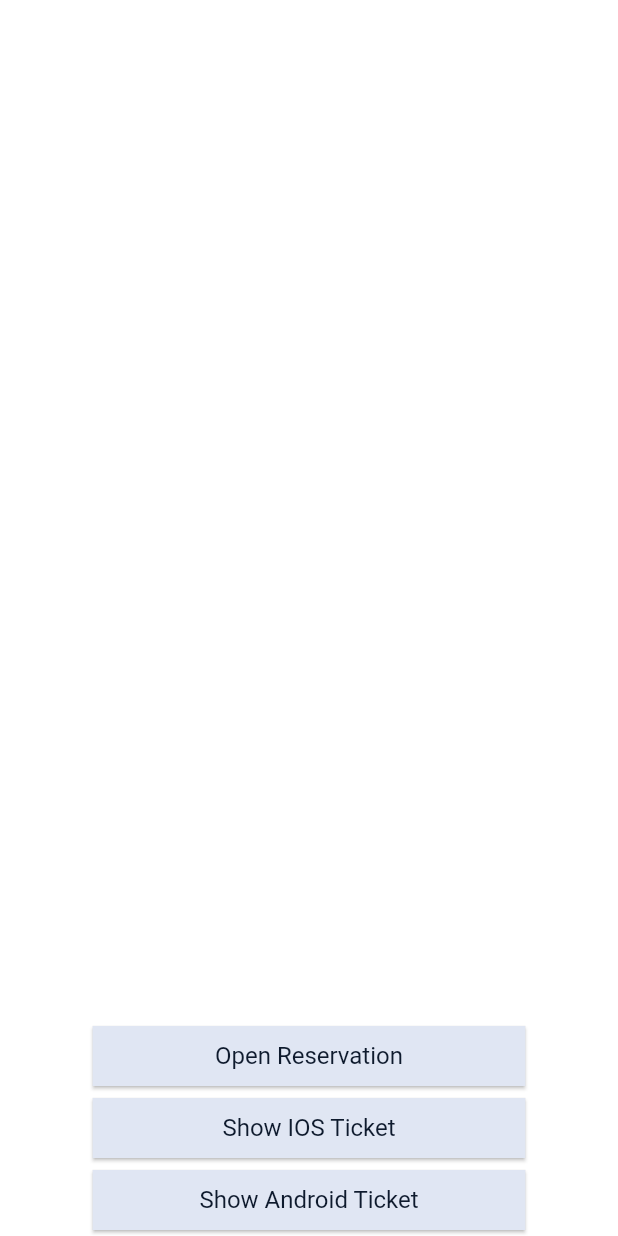
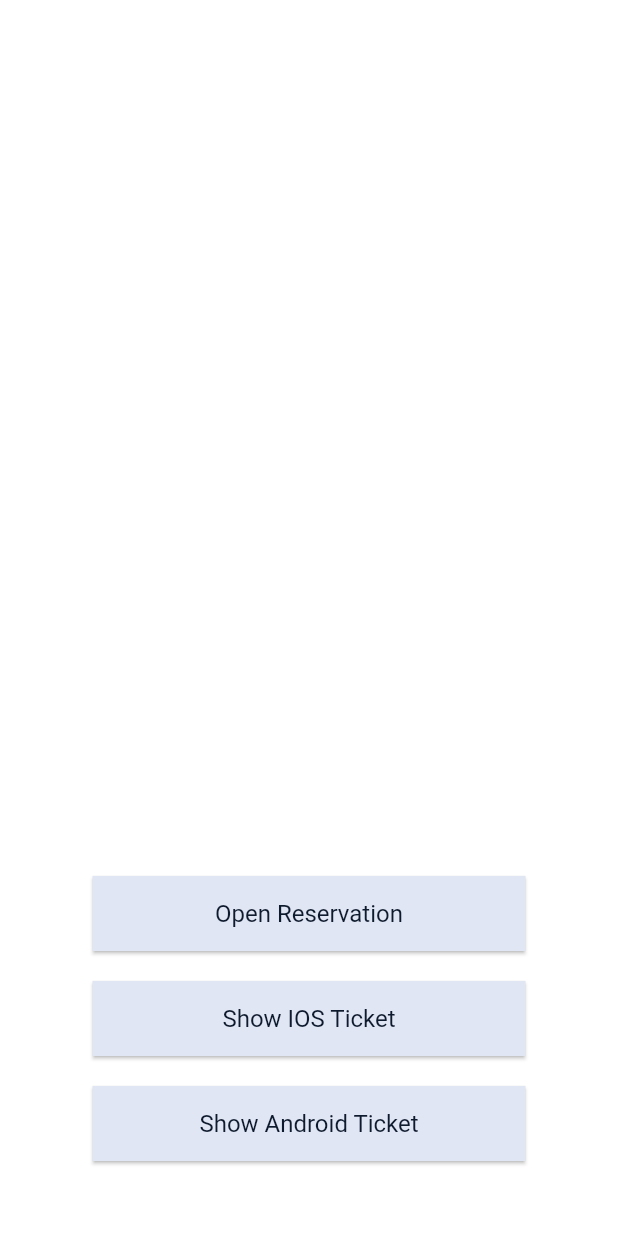
Before and after one commit to ahmadelbaz/bottom_sheet_task, a Flutter app: the screen it shows after launch, on a phone screen of 412 x 824 dp. Run offline on Flutter 3.47's test engine with Material 3 defaults, Android fonts, the phone set to English and light mode, and no system bars; our stand-ins replace flutter_riverpod; Roboto replaces fonts that are missing (SF-Pro-Display).

Commit message:
Add common functions for spacing and update button height
- Add common functions for width and height spacing in common_functions.dart
- Update button height in CustomElevatedButton to use a constant value from value_manager.dart

```diff
--- /dev/null
+++ b/lib/resources/common_functions.dart
@@ -0,0 +1,13 @@
+import 'package:flutter/material.dart';
+
+Widget widthSpace(double widthSpace) {
+  return SizedBox(
+    width: widthSpace,
+  );
+}
+
+Widget heightSpace(double heightSpace) {
+  return SizedBox(
+    height: heightSpace,
+  );
+}
--- a/lib/screens/home_screen.dart
+++ b/lib/screens/home_screen.dart
@@ -1,4 +1,6 @@
+import 'package:bottom_sheet_task_ahmad_elbaz/resources/common_functions.dart';
 import 'package:bottom_sheet_task_ahmad_elbaz/resources/string_manager.dart';
+import 'package:bottom_sheet_task_ahmad_elbaz/resources/value_manager.dart';
 import 'package:bottom_sheet_task_ahmad_elbaz/widgets/change_theme_bar.dart';
 import 'package:bottom_sheet_task_ahmad_elbaz/widgets/custom_elevated_button.dart';
 import 'package:flutter/material.dart';
@@ -9,14 +11,17 @@ class HomeScreen extends ConsumerWidget {
 
   @override
   Widget build(BuildContext context, WidgetRef ref) {
-    return const Scaffold(
+    return Scaffold(
       body: Column(
         children: [
-          ChangeThemeBar(),
-          Spacer(),
-          CustomElevatedButton(text: AppStrings.openReservation),
-          CustomElevatedButton(text: AppStrings.showIosTicket),
-          CustomElevatedButton(text: AppStrings.showAndroidTicket),
+          const ChangeThemeBar(),
+          const Spacer(),
+          const CustomElevatedButton(text: AppStrings.openReservation),
+          heightSpace(AppSizes.s20),
+          const CustomElevatedButton(text: AppStrings.showIosTicket),
+          heightSpace(AppSizes.s20),
+          const CustomElevatedButton(text: AppStrings.showAndroidTicket),
+          heightSpace(AppSizes.s50),
         ],
       ),
     );
--- a/lib/widgets/custom_elevated_button.dart
+++ b/lib/widgets/custom_elevated_button.dart
@@ -1,3 +1,4 @@
+import 'package:bottom_sheet_task_ahmad_elbaz/resources/value_manager.dart';
 import 'package:flutter/material.dart';
 import 'package:flutter_riverpod/flutter_riverpod.dart';
 
@@ -9,6 +10,7 @@ class CustomElevatedButton extends ConsumerWidget {
   Widget build(BuildContext context, WidgetRef ref) {
     return SizedBox(
       width: MediaQuery.of(context).size.width * 0.7,
+      height: AppSizes.s50,
       child: ElevatedButton(
         onPressed: () {},
         child: Text(text),
```
